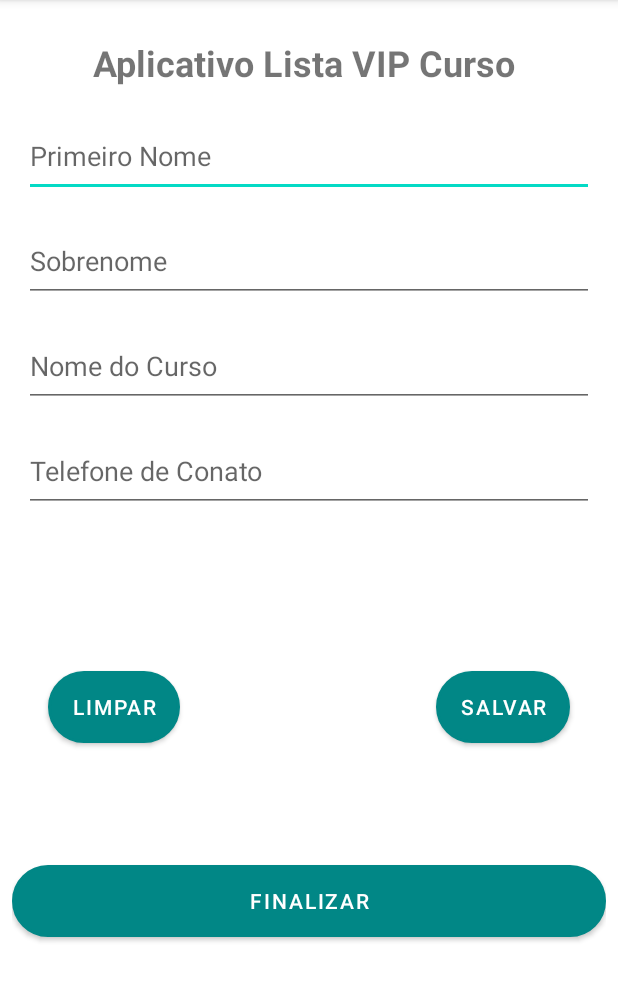
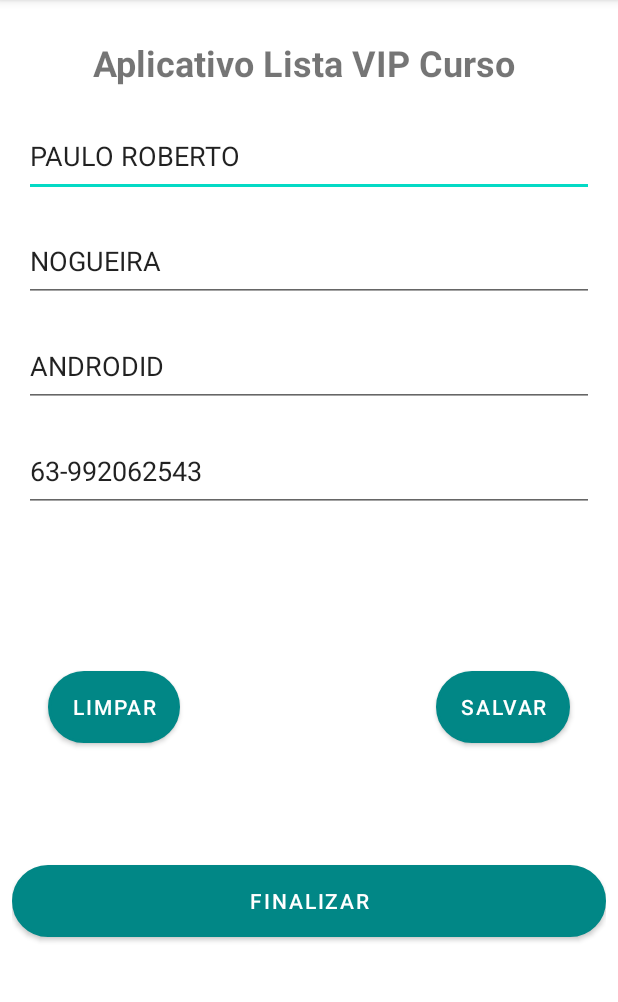
Before and after one commit to paulohorizonti/CursoAndroid2023, an Android app: the screen it shows after launch (MainActivity), on a phone screen of 412 x 824 dp, the part 84-1086 px from its top. Run offline under Robolectric (Android 15) with nearby library versions, the light colour scheme and no system bars.

Commit message:
COMMIT - AULA 34 - BOTOES

```diff
--- a/AppListaCursos/app/src/main/java/br/com/devandroid/paulo/applistacursos/view/MainActivity.java
+++ b/AppListaCursos/app/src/main/java/br/com/devandroid/paulo/applistacursos/view/MainActivity.java
@@ -3,6 +3,11 @@ package br.com.devandroid.paulo.applistacursos.view;
 import androidx.appcompat.app.AppCompatActivity;
 
 import android.os.Bundle;
+import android.util.Log;
+import android.view.View;
+import android.widget.Button;
+import android.widget.EditText;
+import android.widget.Toast;
 
 import br.com.devandroid.paulo.applistacursos.R;
 import br.com.devandroid.paulo.applistacursos.model.Pessoa;
@@ -13,6 +18,16 @@ public class MainActivity extends AppCompatActivity {
     Pessoa pessoa;
 
     String dadosPessoa;
+
+    //componentes do layout, tendo o mesmo ID que esta no xml
+    EditText edtNome;
+    EditText edtSobrenome;
+    EditText edtCurso;
+    EditText edtTelefone;
+
+    Button btnLimpar;
+    Button btnSalvar;
+    Button btnFinalizar;
 
     @Override
     protected void onCreate(Bundle savedInstanceState) {
@@ -31,5 +46,56 @@ public class MainActivity extends AppCompatActivity {
         dadosPessoa += pessoa.getPrimeiroNome();
         dadosPessoa = "Sobrenome: ";
         dadosPessoa += pessoa.getSobreNome();
+
+        edtNome = findViewById(R.id.edtNome);
+        edtSobrenome = findViewById(R.id.edtSobrenome);
+        edtTelefone = findViewById(R.id.edtTelefone);
+        edtCurso = findViewById(R.id.edtCurso);
+
+        btnSalvar = findViewById(R.id.btnSalvar);
+        btnLimpar = findViewById(R.id.btnLimpar);
+        btnFinalizar = findViewById(R.id.btnFinalizar);
+
+        edtNome.setText(pessoa.getPrimeiroNome());
+        edtSobrenome.setText(pessoa.getSobreNome());
+        edtTelefone.setText(pessoa.getTelefoneDeContato());
+        edtCurso.setText(pessoa.getCursoDesejado());
+
+
+        //metodo do botao
+        btnLimpar.setOnClickListener(new View.OnClickListener() {
+            public void onClick(View v) {
+                edtNome.setText("");
+                edtSobrenome.setText("");
+                edtTelefone.setText("");
+                edtCurso.setText("");
+            }
+        });
+
+        btnFinalizar.setOnClickListener(new View.OnClickListener() {
+            @Override
+            public void onClick(View view) {
+                Toast.makeText(MainActivity.this, "Volte Sempre !", Toast.LENGTH_LONG).show();
+                finish();
+            }
+        });
+
+        btnSalvar.setOnClickListener(new View.OnClickListener() {
+            @Override
+            public void onClick(View view) {
+                pessoa.setPrimeiroNome(edtNome.getText().toString());
+                pessoa.setSobreNome(edtSobrenome.getText().toString());
+                pessoa.setTelefoneDeContato(edtTelefone.getText().toString());
+                pessoa.setCursoDesejado(edtCurso.getText().toString());
+
+
+                Toast.makeText(MainActivity.this, "Salvo : "+pessoa.toString(), Toast.LENGTH_LONG).show();
+            }
+        });
+
+
+
+        Log.i("POOAndroid", pessoa.toString());
+
     }
 }
```
Also changed, not shown: AppListaCursos/app/src/main/res/layout/activity_main.xml (+8 -16 lines).
